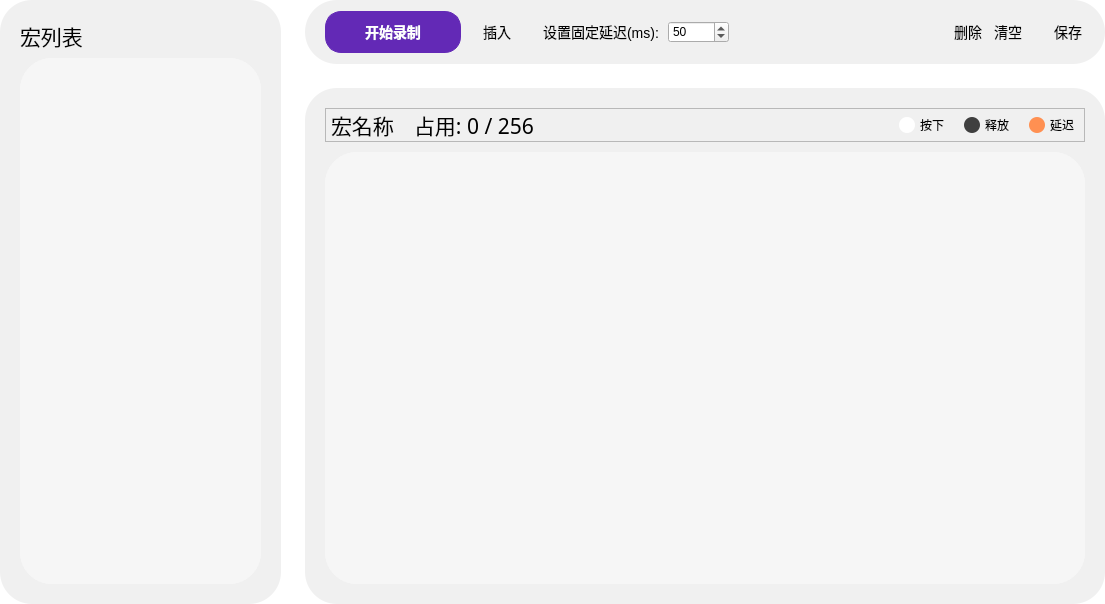
This is FrameMacro.ui in wlffeng2008/AkkoStudio as Qt 5 draws it before an edit. The edited form follows.
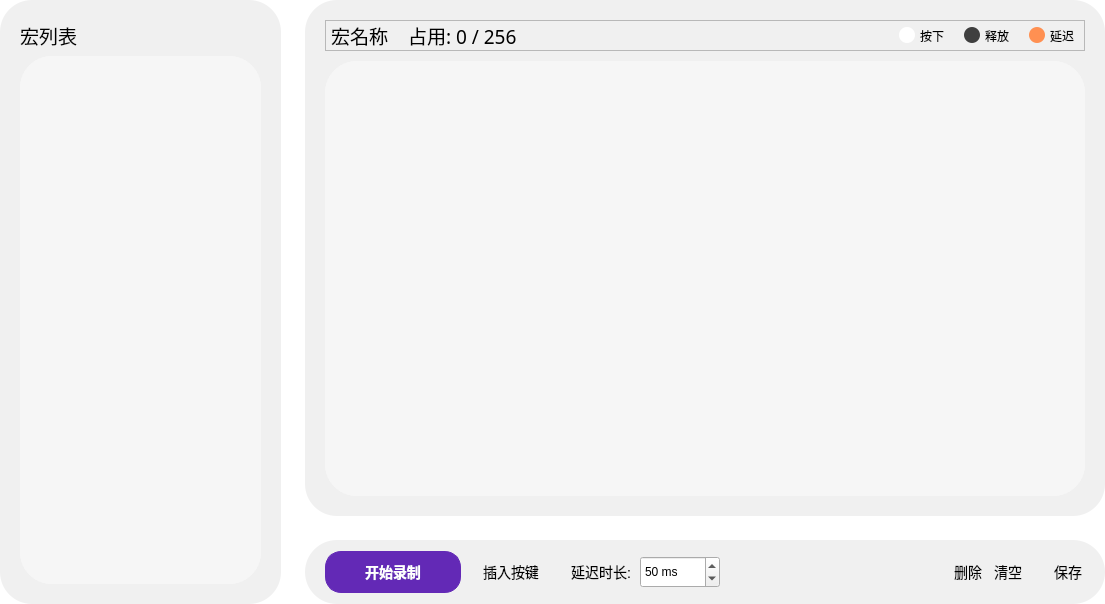
This is the edited form. Icons and pictures are not drawn.

Patch:
```diff
--- a/FrameMacro.ui
+++ b/FrameMacro.ui
@@ -120,7 +120,7 @@
              <property name="font">
               <font>
                <family>MiSans</family>
-               <pointsize>16</pointsize>
+               <pointsize>14</pointsize>
                <bold>false</bold>
               </font>
              </property>
@@ -254,7 +254,7 @@
         <property name="styleSheet">
          <string notr="true"/>
         </property>
-        <layout class="QVBoxLayout" name="verticalLayoutB" stretch="0,1">
+        <layout class="QVBoxLayout" name="verticalLayoutB" stretch="0,0">
          <property name="spacing">
           <number>24</number>
          </property>
@@ -270,303 +270,6 @@
          <property name="bottomMargin">
           <number>0</number>
          </property>
-         <item alignment="Qt::AlignmentFlag::AlignVCenter">
-          <widget class="QFrame" name="frameBar">
-           <property name="minimumSize">
-            <size>
-             <width>100</width>
-             <height>64</height>
-            </size>
-           </property>
-           <property name="maximumSize">
-            <size>
-             <width>16777215</width>
-             <height>64</height>
-            </size>
-           </property>
-           <property name="styleSheet">
-            <string notr="true"/>
-           </property>
-           <property name="frameShape">
-            <enum>QFrame::Shape::StyledPanel</enum>
-           </property>
-           <property name="frameShadow">
-            <enum>QFrame::Shadow::Raised</enum>
-           </property>
-           <layout class="QHBoxLayout" name="horizontalLayout_3">
-            <property name="leftMargin">
-             <number>20</number>
-            </property>
-            <property name="topMargin">
-             <number>0</number>
-            </property>
-            <property name="rightMargin">
-             <number>20</number>
-            </property>
-            <property name="bottomMargin">
-             <number>0</number>
-            </property>
-            <item alignment="Qt::AlignmentFlag::AlignVCenter">
-             <widget class="QPushButton" name="pushButtonRecord">
-              <property name="cursor">
-               <cursorShape>PointingHandCursor</cursorShape>
-              </property>
-              <property name="styleSheet">
-               <string notr="true">QPushButton{width: 130px;
-height: 36px;
-color:white;
-background: #6329B6;
-border:1px solid #6329B6;
-border-radius: 16px 16px 16px 16px;
-font-weight: 600;
-font-size: 14px;
-}
-
-QPushButton:checked{background: black; icon: url(:/images/Correct.png);}</string>
-              </property>
-              <property name="text">
-               <string>开始录制</string>
-              </property>
-              <property name="icon">
-               <iconset resource="res.qrc">
-                <normaloff>:/images/play-white.png</normaloff>:/images/play-white.png</iconset>
-              </property>
-              <property name="checkable">
-               <bool>true</bool>
-              </property>
-             </widget>
-            </item>
-            <item>
-             <spacer name="horizontalSpacer">
-              <property name="orientation">
-               <enum>Qt::Orientation::Horizontal</enum>
-              </property>
-              <property name="sizeType">
-               <enum>QSizePolicy::Policy::Fixed</enum>
-              </property>
-              <property name="sizeHint" stdset="0">
-               <size>
-                <width>13</width>
-                <height>20</height>
-               </size>
-              </property>
-             </spacer>
-            </item>
-            <item alignment="Qt::AlignmentFlag::AlignVCenter">
-             <widget class="QPushButton" name="pushButtonInsert">
-              <property name="minimumSize">
-               <size>
-                <width>30</width>
-                <height>30</height>
-               </size>
-              </property>
-              <property name="maximumSize">
-               <size>
-                <width>156</width>
-                <height>30</height>
-               </size>
-              </property>
-              <property name="cursor">
-               <cursorShape>PointingHandCursor</cursorShape>
-              </property>
-              <property name="focusPolicy">
-               <enum>Qt::FocusPolicy::StrongFocus</enum>
-              </property>
-              <property name="text">
-               <string>插入</string>
-              </property>
-              <property name="icon">
-               <iconset resource="res.qrc">
-                <normaloff>:/images/macro/macro-add.png</normaloff>:/images/macro/macro-add.png</iconset>
-              </property>
-              <property name="iconSize">
-               <size>
-                <width>24</width>
-                <height>24</height>
-               </size>
-              </property>
-              <property name="flat">
-               <bool>true</bool>
-              </property>
-             </widget>
-            </item>
-            <item>
-             <spacer name="horizontalSpacer_4">
-              <property name="orientation">
-               <enum>Qt::Orientation::Horizontal</enum>
-              </property>
-              <property name="sizeType">
-               <enum>QSizePolicy::Policy::Fixed</enum>
-              </property>
-              <property name="sizeHint" stdset="0">
-               <size>
-                <width>20</width>
-                <height>20</height>
-               </size>
-              </property>
-             </spacer>
-            </item>
-            <item>
-             <widget class="QPushButton" name="pushButtonSetDelay">
-              <property name="cursor">
-               <cursorShape>PointingHandCursor</cursorShape>
-              </property>
-              <property name="text">
-               <string>设置固定延迟(ms):</string>
-              </property>
-              <property name="icon">
-               <iconset resource="res.qrc">
-                <normaloff>:/images/m/m-reset.png</normaloff>:/images/m/m-reset.png</iconset>
-              </property>
-             </widget>
-            </item>
-            <item>
-             <widget class="QSpinBox" name="spinBoxDelay">
-              <property name="minimumSize">
-               <size>
-                <width>0</width>
-                <height>20</height>
-               </size>
-              </property>
-              <property name="minimum">
-               <number>5</number>
-              </property>
-              <property name="maximum">
-               <number>10000</number>
-              </property>
-              <property name="value">
-               <number>50</number>
-              </property>
-             </widget>
-            </item>
-            <item>
-             <spacer name="horizontalSpacer_2">
-              <property name="orientation">
-               <enum>Qt::Orientation::Horizontal</enum>
-              </property>
-              <property name="sizeHint" stdset="0">
-               <size>
-                <width>13</width>
-                <height>20</height>
-               </size>
-              </property>
-             </spacer>
-            </item>
-            <item>
-             <widget class="QPushButton" name="pushButtonDelete">
-              <property name="minimumSize">
-               <size>
-                <width>30</width>
-                <height>30</height>
-               </size>
-              </property>
-              <property name="cursor">
-               <cursorShape>PointingHandCursor</cursorShape>
-              </property>
-              <property name="text">
-               <string>删除</string>
-              </property>
-              <property name="icon">
-               <iconset resource="res.qrc">
-                <normaloff>:/images/macro/shanchu 1@2x.png</normaloff>:/images/macro/shanchu 1@2x.png</iconset>
-              </property>
-              <property name="iconSize">
-               <size>
-                <width>24</width>
-                <height>24</height>
-               </size>
-              </property>
-             </widget>
-            </item>
-            <item>
-             <widget class="QPushButton" name="pushButtonClear">
-              <property name="minimumSize">
-               <size>
-                <width>30</width>
-                <height>30</height>
-               </size>
-              </property>
-              <property name="maximumSize">
-               <size>
-                <width>156</width>
-                <height>30</height>
-               </size>
-              </property>
-              <property name="cursor">
-               <cursorShape>PointingHandCursor</cursorShape>
-              </property>
-              <property name="text">
-               <string>清空</string>
-              </property>
-              <property name="icon">
-               <iconset resource="res.qrc">
-                <normaloff>:/images/macro/macro-clear.png</normaloff>:/images/macro/macro-clear.png</iconset>
-              </property>
-              <property name="iconSize">
-               <size>
-                <width>24</width>
-                <height>24</height>
-               </size>
-              </property>
-              <property name="flat">
-               <bool>true</bool>
-              </property>
-             </widget>
-            </item>
-            <item>
-             <spacer name="horizontalSpacer_7">
-              <property name="orientation">
-               <enum>Qt::Orientation::Horizontal</enum>
-              </property>
-              <property name="sizeType">
-               <enum>QSizePolicy::Policy::Fixed</enum>
-              </property>
-              <property name="sizeHint" stdset="0">
-               <size>
-                <width>20</width>
-                <height>20</height>
-               </size>
-              </property>
-             </spacer>
-            </item>
-            <item>
-             <widget class="QPushButton" name="pushButtonSave">
-              <property name="minimumSize">
-               <size>
-                <width>30</width>
-                <height>30</height>
-               </size>
-              </property>
-              <property name="maximumSize">
-               <size>
-                <width>156</width>
-                <height>30</height>
-               </size>
-              </property>
-              <property name="cursor">
-               <cursorShape>PointingHandCursor</cursorShape>
-              </property>
-              <property name="text">
-               <string>保存</string>
-              </property>
-              <property name="icon">
-               <iconset resource="res.qrc">
-                <normaloff>:/images/macro/macro-save.png</normaloff>:/images/macro/macro-save.png</iconset>
-              </property>
-              <property name="iconSize">
-               <size>
-                <width>24</width>
-                <height>24</height>
-               </size>
-              </property>
-              <property name="flat">
-               <bool>true</bool>
-              </property>
-             </widget>
-            </item>
-           </layout>
-          </widget>
-         </item>
          <item>
           <widget class="QFrame" name="frameContent">
            <property name="minimumSize">
@@ -629,7 +332,7 @@
                  <property name="font">
                   <font>
                    <family>MiSans</family>
-                   <pointsize>16</pointsize>
+                   <pointsize>14</pointsize>
                    <bold>false</bold>
                   </font>
                  </property>
@@ -659,7 +362,7 @@
                  <property name="font">
                   <font>
                    <family>MiSans</family>
-                   <pointsize>16</pointsize>
+                   <pointsize>14</pointsize>
                    <bold>false</bold>
                   </font>
                  </property>
@@ -838,7 +541,7 @@
                  <x>0</x>
                  <y>0</y>
                  <width>760</width>
-                 <height>436</height>
+                 <height>439</height>
                 </rect>
                </property>
                <layout class="QHBoxLayout" name="horizontalLayout_5">
@@ -867,6 +570,306 @@
            </layout>
           </widget>
          </item>
+         <item>
+          <widget class="QFrame" name="frameBar">
+           <property name="minimumSize">
+            <size>
+             <width>100</width>
+             <height>64</height>
+            </size>
+           </property>
+           <property name="maximumSize">
+            <size>
+             <width>16777215</width>
+             <height>64</height>
+            </size>
+           </property>
+           <property name="styleSheet">
+            <string notr="true"/>
+           </property>
+           <property name="frameShape">
+            <enum>QFrame::Shape::StyledPanel</enum>
+           </property>
+           <property name="frameShadow">
+            <enum>QFrame::Shadow::Raised</enum>
+           </property>
+           <layout class="QHBoxLayout" name="horizontalLayout_3">
+            <property name="leftMargin">
+             <number>20</number>
+            </property>
+            <property name="topMargin">
+             <number>0</number>
+            </property>
+            <property name="rightMargin">
+             <number>20</number>
+            </property>
+            <property name="bottomMargin">
+             <number>0</number>
+            </property>
+            <item alignment="Qt::AlignmentFlag::AlignVCenter">
+             <widget class="QPushButton" name="pushButtonRecord">
+              <property name="cursor">
+               <cursorShape>PointingHandCursor</cursorShape>
+              </property>
+              <property name="styleSheet">
+               <string notr="true">QPushButton{width: 130px;
+height: 36px;
+color:white;
+background: #6329B6;
+border:1px solid #6329B6;
+border-radius: 16px 16px 16px 16px;
+font-weight: 600;
+font-size: 14px;
+}
+
+QPushButton:checked{background: black; icon: url(:/images/Correct.png);}</string>
+              </property>
+              <property name="text">
+               <string>开始录制</string>
+              </property>
+              <property name="icon">
+               <iconset resource="res.qrc">
+                <normaloff>:/images/play-white.png</normaloff>:/images/play-white.png</iconset>
+              </property>
+              <property name="checkable">
+               <bool>true</bool>
+              </property>
+             </widget>
+            </item>
+            <item>
+             <spacer name="horizontalSpacer">
+              <property name="orientation">
+               <enum>Qt::Orientation::Horizontal</enum>
+              </property>
+              <property name="sizeType">
+               <enum>QSizePolicy::Policy::Fixed</enum>
+              </property>
+              <property name="sizeHint" stdset="0">
+               <size>
+                <width>13</width>
+                <height>20</height>
+               </size>
+              </property>
+             </spacer>
+            </item>
+            <item alignment="Qt::AlignmentFlag::AlignVCenter">
+             <widget class="QPushButton" name="pushButtonInsert">
+              <property name="minimumSize">
+               <size>
+                <width>30</width>
+                <height>30</height>
+               </size>
+              </property>
+              <property name="maximumSize">
+               <size>
+                <width>156</width>
+                <height>30</height>
+               </size>
+              </property>
+              <property name="cursor">
+               <cursorShape>PointingHandCursor</cursorShape>
+              </property>
+              <property name="focusPolicy">
+               <enum>Qt::FocusPolicy::StrongFocus</enum>
+              </property>
+              <property name="text">
+               <string>插入按键</string>
+              </property>
+              <property name="icon">
+               <iconset resource="res.qrc">
+                <normaloff>:/images/macro/macro-add.png</normaloff>:/images/macro/macro-add.png</iconset>
+              </property>
+              <property name="iconSize">
+               <size>
+                <width>24</width>
+                <height>24</height>
+               </size>
+              </property>
+              <property name="flat">
+               <bool>true</bool>
+              </property>
+             </widget>
+            </item>
+            <item>
+             <spacer name="horizontalSpacer_4">
+              <property name="orientation">
+               <enum>Qt::Orientation::Horizontal</enum>
+              </property>
+              <property name="sizeType">
+               <enum>QSizePolicy::Policy::Fixed</enum>
+              </property>
+              <property name="sizeHint" stdset="0">
+               <size>
+                <width>20</width>
+                <height>20</height>
+               </size>
+              </property>
+             </spacer>
+            </item>
+            <item>
+             <widget class="QPushButton" name="pushButtonSetDelay">
+              <property name="cursor">
+               <cursorShape>PointingHandCursor</cursorShape>
+              </property>
+              <property name="text">
+               <string>延迟时长:</string>
+              </property>
+              <property name="icon">
+               <iconset resource="res.qrc">
+                <normaloff>:/images/m/m-reset.png</normaloff>:/images/m/m-reset.png</iconset>
+              </property>
+             </widget>
+            </item>
+            <item>
+             <widget class="QSpinBox" name="spinBoxDelay">
+              <property name="minimumSize">
+               <size>
+                <width>0</width>
+                <height>32</height>
+               </size>
+              </property>
+              <property name="suffix">
+               <string> ms</string>
+              </property>
+              <property name="minimum">
+               <number>5</number>
+              </property>
+              <property name="maximum">
+               <number>10000</number>
+              </property>
+              <property name="value">
+               <number>50</number>
+              </property>
+             </widget>
+            </item>
+            <item>
+             <spacer name="horizontalSpacer_2">
+              <property name="orientation">
+               <enum>Qt::Orientation::Horizontal</enum>
+              </property>
+              <property name="sizeHint" stdset="0">
+               <size>
+                <width>13</width>
+                <height>20</height>
+               </size>
+              </property>
+             </spacer>
+            </item>
+            <item>
+             <widget class="QPushButton" name="pushButtonDelete">
+              <property name="minimumSize">
+               <size>
+                <width>30</width>
+                <height>30</height>
+               </size>
+              </property>
+              <property name="cursor">
+               <cursorShape>PointingHandCursor</cursorShape>
+              </property>
+              <property name="text">
+               <string>删除</string>
+              </property>
+              <property name="icon">
+               <iconset resource="res.qrc">
+                <normaloff>:/images/macro/shanchu 1@2x.png</normaloff>:/images/macro/shanchu 1@2x.png</iconset>
+              </property>
+              <property name="iconSize">
+               <size>
+                <width>24</width>
+                <height>24</height>
+               </size>
+              </property>
+             </widget>
+            </item>
+            <item>
+             <widget class="QPushButton" name="pushButtonClear">
+              <property name="minimumSize">
+               <size>
+                <width>30</width>
+                <height>30</height>
+               </size>
+              </property>
+              <property name="maximumSize">
+               <size>
+                <width>156</width>
+                <height>30</height>
+               </size>
+              </property>
+              <property name="cursor">
+               <cursorShape>PointingHandCursor</cursorShape>
+              </property>
+              <property name="text">
+               <string>清空</string>
+              </property>
+              <property name="icon">
+               <iconset resource="res.qrc">
+                <normaloff>:/images/macro/macro-clear.png</normaloff>:/images/macro/macro-clear.png</iconset>
+              </property>
+              <property name="iconSize">
+               <size>
+                <width>24</width>
+                <height>24</height>
+               </size>
+              </property>
+              <property name="flat">
+               <bool>true</bool>
+              </property>
+             </widget>
+            </item>
+            <item>
+             <spacer name="horizontalSpacer_7">
+              <property name="orientation">
+               <enum>Qt::Orientation::Horizontal</enum>
+              </property>
+              <property name="sizeType">
+               <enum>QSizePolicy::Policy::Fixed</enum>
+              </property>
+              <property name="sizeHint" stdset="0">
+               <size>
+                <width>20</width>
+                <height>20</height>
+               </size>
+              </property>
+             </spacer>
+            </item>
+            <item>
+             <widget class="QPushButton" name="pushButtonSave">
+              <property name="minimumSize">
+               <size>
+                <width>30</width>
+                <height>30</height>
+               </size>
+              </property>
+              <property name="maximumSize">
+               <size>
+                <width>156</width>
+                <height>30</height>
+               </size>
+              </property>
+              <property name="cursor">
+               <cursorShape>PointingHandCursor</cursorShape>
+              </property>
+              <property name="text">
+               <string>保存</string>
+              </property>
+              <property name="icon">
+               <iconset resource="res.qrc">
+                <normaloff>:/images/macro/macro-save.png</normaloff>:/images/macro/macro-save.png</iconset>
+              </property>
+              <property name="iconSize">
+               <size>
+                <width>24</width>
+                <height>24</height>
+               </size>
+              </property>
+              <property name="flat">
+               <bool>true</bool>
+              </property>
+             </widget>
+            </item>
+           </layout>
+          </widget>
+         </item>
         </layout>
        </widget>
       </item>
```
